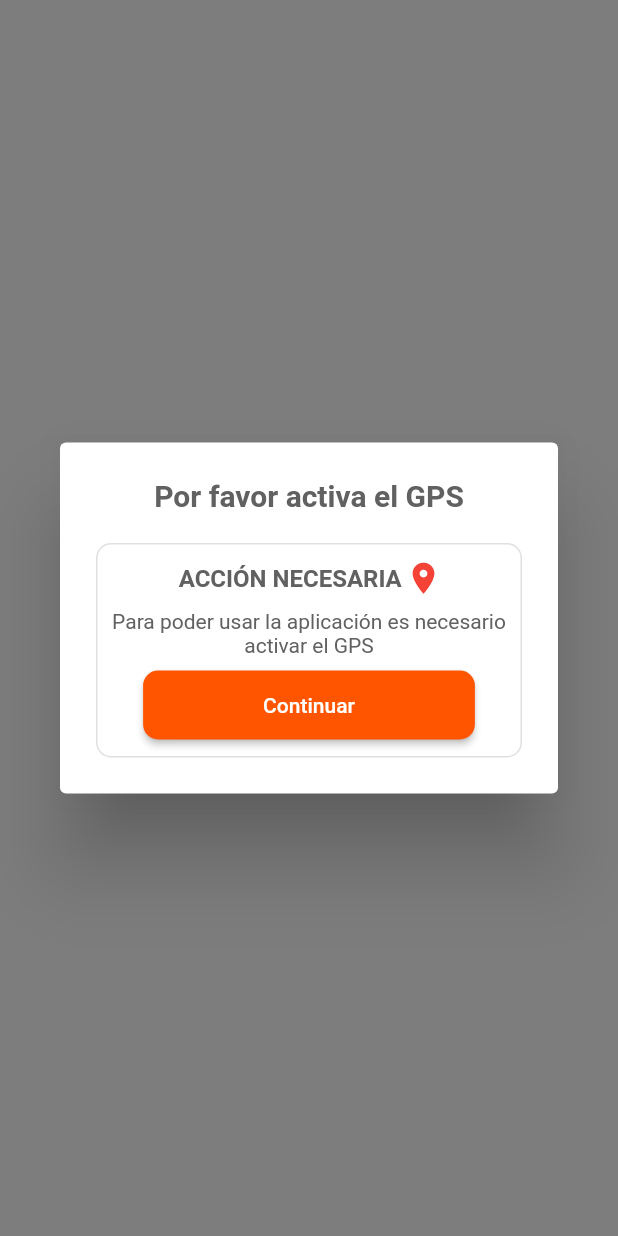
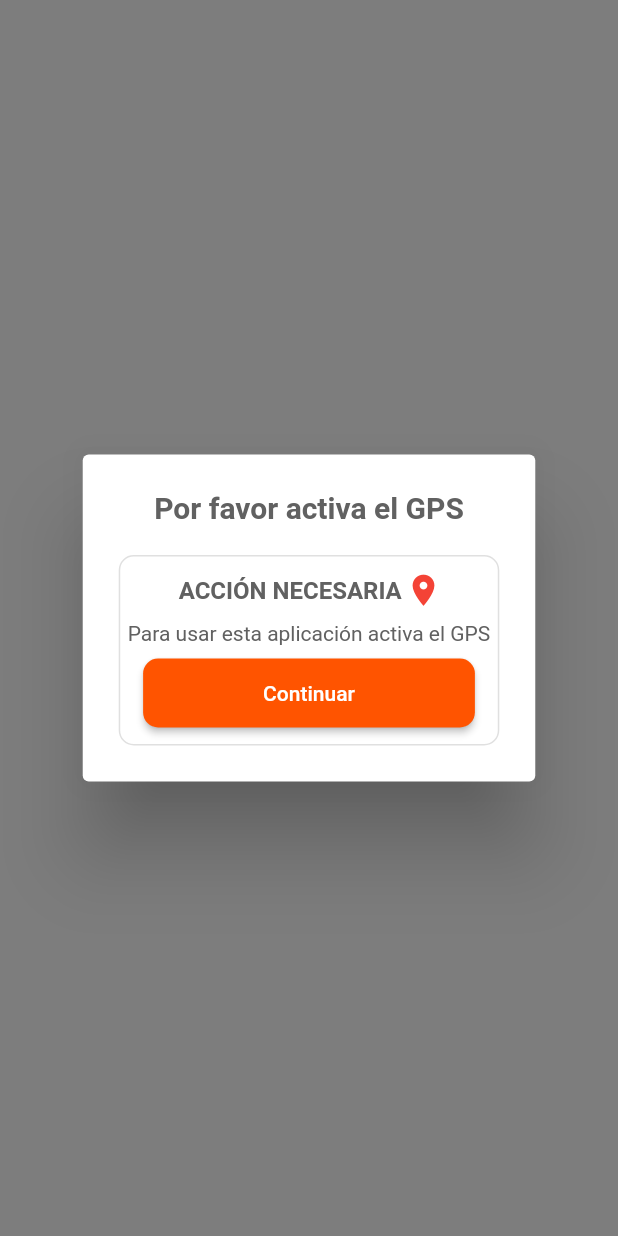
Before and after one commit to LarzlRael/motoveloz.app, a Flutter app: what requestGPSactivation() shows on an empty page, opened directly with empty values, on a phone screen of 412 x 824 dp. Run offline on Flutter 3.47's test engine with Material 2 defaults, Android fonts, the phone set to English and light mode, and no system bars; our stand-ins replace geolocator, permission_handler, shared_preferences, sqflite, webview_flutter; accounts and stored records are empty.

Commit message:
Se Cambio el dialogo al momento de pedir el GPS

```diff
--- a/lib/dialogs/confirm_dialog.dart
+++ b/lib/dialogs/confirm_dialog.dart
@@ -61,6 +61,7 @@ requestGPSactivation(
       child: Container(
         padding: EdgeInsets.symmetric(
           vertical: 10,
+          horizontal: 5,
         ),
         decoration: BoxDecoration(
           /* color: Colors.grey[200], */
@@ -91,7 +92,7 @@ requestGPSactivation(
               ],
             ),
             SimpleText(
-              text: "Para poder usar la aplicación es necesario activar el GPS",
+              text: "Para usar esta aplicación activa el GPS",
               fontSize: 14,
               textAlign: TextAlign.center,
               fontWeight: FontWeight.w400,
```
